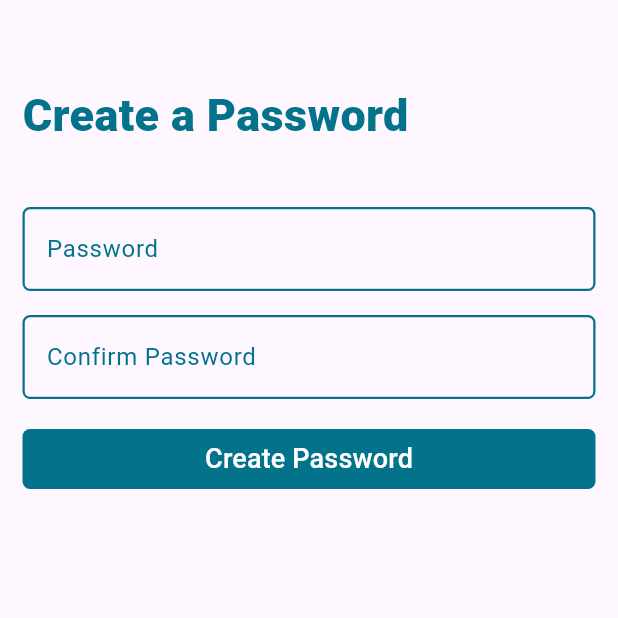
After one commit to JayWoodroffe/PhysioHub-Flutter-Physiotherapy-App, a Flutter app: the RegisterScreen screen opened directly, after a tap on "Next", on a phone screen of 412 x 824 dp, the top half of it. The commit adds this screen. Run offline on Flutter 3.47's test engine with Material 3 defaults, Android fonts, the light colour scheme and no system bars; our stand-ins replace cloud_firestore, firebase_auth, firebase_core, table_calendar; accounts and stored records are empty; network calls fail.

Commit message:
db connected

```diff
--- /dev/null
+++ b/lib/views/RegisterPasswordScreen.dart
@@ -0,0 +1,154 @@
+import 'package:flutter/material.dart';
+
+import '../controllers/DoctorController.dart';
+import '../models/Doctor.dart';
+import 'HomeScreen.dart';
+import 'LoginScreen.dart';
+
+class RegisterPasswordScreen extends StatefulWidget {
+  //information from the previous register screen
+  final String name;
+  final String email;
+  final String phoneNumber;
+
+  const RegisterPasswordScreen({
+    super.key,
+    required this.name,
+    required this.email,
+    required this.phoneNumber,
+  });
+
+  @override
+  State<RegisterPasswordScreen> createState() => _RegisterPasswordScreenState();
+}
+
+class _RegisterPasswordScreenState extends State<RegisterPasswordScreen> {
+  final _formKey = GlobalKey<FormState>();
+  //controller to manage the doctor's info in the db
+  final DoctorController _doctorController = DoctorController();
+
+
+  // Controllers for text fields
+  final _passwordController = TextEditingController();
+  final _confirmPasswordController = TextEditingController();
+
+  @override
+  void dispose() {
+    // Dispose controllers when the widget is removed
+    _passwordController.dispose();
+    _confirmPasswordController.dispose();
+    super.dispose();
+  }
+
+  // Function to handle form submission
+  void _submitForm() async {
+    if (_formKey.currentState!.validate()) {
+
+      Doctor doctor = Doctor(
+        id: '', // Temporary, will be set by Firestore
+        name: widget.name,
+        email: widget.email,
+        phoneNumber: widget.phoneNumber,
+        profilePicture: '', // Profile picture will be added later
+      );
+
+      // Register the doctor
+      String? errorMessage = await _doctorController.registerDoctor(
+          doctor,
+        _passwordController.text,
+      );
+
+      if (errorMessage == null) {
+        // Registration was successful, navigate to the home screen
+        Navigator.of(context).pushReplacement(
+          MaterialPageRoute(builder: (BuildContext context) => LoginScreen()),
+        );
+      } else {
+        // Show error message if registration failed
+        print(errorMessage);
+        ScaffoldMessenger.of(context).showSnackBar(
+          SnackBar(content: Text(errorMessage)),
+        );
+      }
+
+    }
+  }
+
+  @override
+  Widget build(BuildContext context) {
+    return Scaffold(
+      body: Padding(
+        padding: const EdgeInsets.all(15.0),
+        child: Form(
+          key: _formKey,
+          child: ListView(children: [
+            SizedBox(height: 40),
+            Text(
+              'Create a Password',
+              style: TextStyle(
+                fontSize: 30,
+                fontWeight: FontWeight.w800,
+                color: Theme.of(context).primaryColor,
+              ),
+            ),
+            SizedBox(height: 40),
+
+            // Password TextField
+            TextFormField(
+              controller: _passwordController,
+              decoration: InputDecoration(
+                border: OutlineInputBorder(),
+                labelText: 'Password',
+                labelStyle: TextStyle(color: Theme.of(context).primaryColor),
+              ),
+              obscureText: true, // Obscure text for password
+              validator: (value) {
+                if (value == null || value.isEmpty) {
+                  return 'Please enter your password';
+                }
+                if (value.length < 6) {
+                  return 'Password must be at least 6 characters long';
+                }
+                return null;
+              },
+            ),
+            SizedBox(height: 16.0),
+
+            // Confirm Password TextField
+            TextFormField(
+              controller: _confirmPasswordController,
+              decoration: InputDecoration(
+                border: OutlineInputBorder(),
+                labelText: 'Confirm Password',
+                labelStyle: TextStyle(color: Theme.of(context).primaryColor),
+              ),
+              obscureText: true, // Obscure text for password
+              validator: (value) {
+                if (value == null || value.isEmpty) {
+                  return 'Please confirm your password';
+                }
+                if (value != _passwordController.text) {
+                  return 'Passwords do not match';
+                }
+                return null;
+              },
+            ),
+            SizedBox(height: 16.0),
+
+            // Register Button
+            FilledButton(
+              onPressed: _submitForm,
+              child: Text('Create Password', style: TextStyle(fontSize: 18)),
+              style: ElevatedButton.styleFrom(
+                backgroundColor: Theme.of(context).primaryColor,
+                shape: RoundedRectangleBorder(
+                  borderRadius: BorderRadius.circular(5),
+                ),
+              ),
+            ),
+          ]),
+        ),
+      ),
+    );
+  }
+}
--- a/lib/views/RegisterScreen.dart
+++ b/lib/views/RegisterScreen.dart
@@ -1,4 +1,5 @@
 import 'package:flutter/material.dart';
+import 'package:physio_hub_flutter/views/RegisterPasswordScreen.dart';
 
 import 'LoginScreen.dart';
 
@@ -141,12 +142,15 @@ class _RegisterScreenState extends State<RegisterScreen> {
           ),
           FilledButton(
             onPressed: () {
-              Navigator.of(context).push(
-                  MaterialPageRoute(builder: (BuildContext context) {
-                    return LoginScreen();
-                  }));
+              Navigator.of(context)
+                  .push(MaterialPageRoute(builder: (BuildContext context) {
+                return RegisterPasswordScreen(
+                    name: _fullNameController.text,
+                    email: _emailController.text,
+                    phoneNumber: _phoneController.text);
+              }));
             },
-            child: Text('Register', style: TextStyle(fontSize: 18)),
+            child: Text('Next', style: TextStyle(fontSize: 18)),
             style: ElevatedButton.styleFrom(
                 backgroundColor: Theme.of(context).primaryColor,
                 shape: RoundedRectangleBorder(
--- a/pubspec.yaml
+++ b/pubspec.yaml
@@ -31,10 +31,10 @@ dependencies:
   table_calendar: ^3.1.2
   flutter:
     sdk: flutter
-  stream_chat_flutter: ^8.0.0
   firebase_core: ^3.6.0
   firebase_auth: ^5.3.1
   cloud_firestore: ^5.4.0
+  provider: ^6.0.3
 
 
   # The following adds the Cupertino Icons font to your application.
```
Also changed, not shown: lib/controllers/DoctorController.dart (added, +68 -0 lines), lib/main.dart (+11 -1 lines), lib/models/Appointment.dart (added, +7 -0 lines), lib/models/Doctor.dart (+6 -3 lines), lib/providers/DoctorProvider.dart (added, +19 -0 lines), lib/views/LoginScreen.dart (+16 -6 lines), firebase.json (added), lib/firebase_options.dart (added), pubspec.lock, 5 other files.
